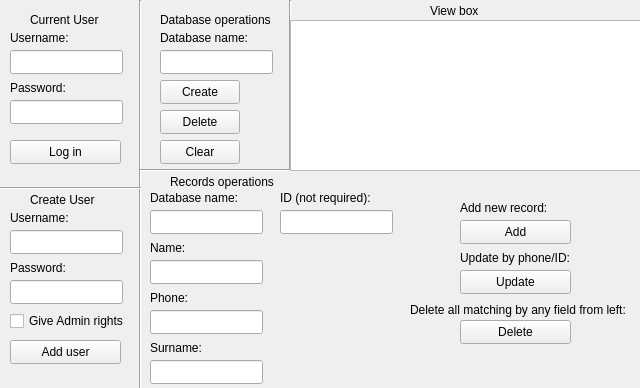
This is PostgresGUI.ui in sesorov/PostgresGUI as Qt 5 draws it before an edit. The edited form follows.
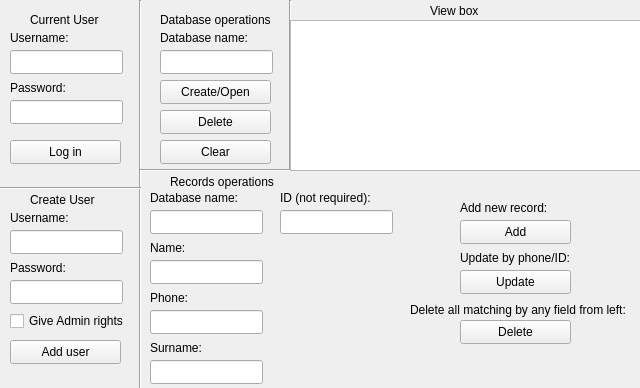
This is the edited form.

Diff of the .ui file:
```diff
--- a/PostgresGUI.ui
+++ b/PostgresGUI.ui
@@ -247,12 +247,12 @@
      <rect>
       <x>160</x>
       <y>80</y>
-      <width>80</width>
+      <width>111</width>
       <height>24</height>
      </rect>
     </property>
     <property name="text">
-     <string>Create</string>
+     <string>Create/Open</string>
     </property>
    </widget>
    <widget class="QPushButton" name="deleteDatabaseButton">
@@ -260,7 +260,7 @@
      <rect>
       <x>160</x>
       <y>110</y>
-      <width>80</width>
+      <width>111</width>
       <height>24</height>
      </rect>
     </property>
@@ -273,7 +273,7 @@
      <rect>
       <x>160</x>
       <y>140</y>
-      <width>80</width>
+      <width>111</width>
       <height>24</height>
      </rect>
     </property>
```
Left out of the diff: 71 changed lines with no effect on the pictures.
